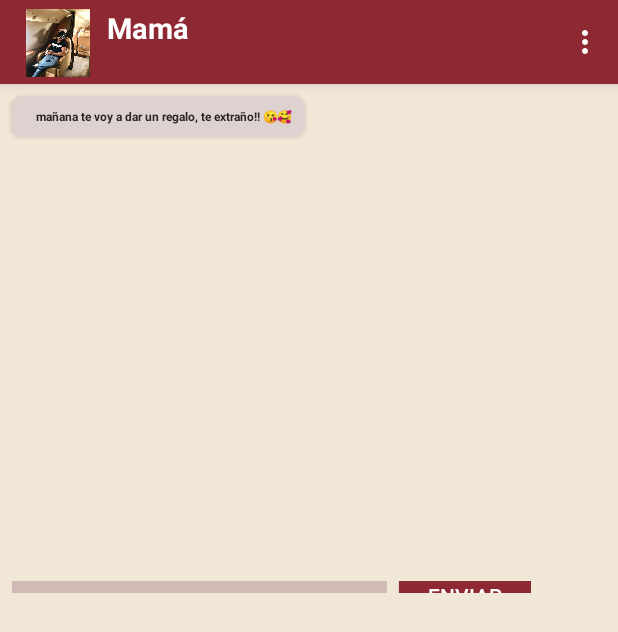
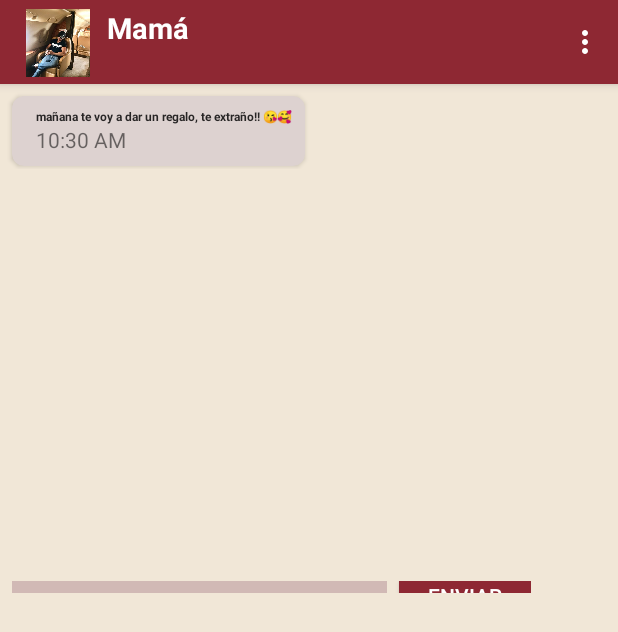
Before and after one commit to anjeprol/MyChatUtils, an Android app: the screen it shows after launch (ConversationActivity), after a tap on "Mamá", on a phone screen of 412 x 824 dp. Shown: the top 632 px of the screen. Run offline under Robolectric (Android 15) with nearby library versions, the phone set to English and light mode, and no system bars.

Commit message:
added function to get hour from system and added to UI

```diff
--- a/app/src/main/java/com/addv/mychatutils/ConversationActivity.java
+++ b/app/src/main/java/com/addv/mychatutils/ConversationActivity.java
@@ -56,6 +56,8 @@ public class ConversationActivity extends AppCompatActivity implements View.OnCl
         Toolbar toolbar = findViewById(R.id.toolbar);
         scrollView = findViewById(R.id.sly_texts);
         avatar = findViewById(R.id.avatar);
+        TextView tv_hr00 = findViewById(R.id.hr_received00);
+        tv_hr00.setText(getTime());
         mLy_messages = findViewById(R.id.ly_content_messages);
         mSend_bt = findViewById(R.id.send);
         params = (LinearLayout.LayoutParams) mLy_messages.getLayoutParams();
@@ -189,7 +191,7 @@ public class ConversationActivity extends AppCompatActivity implements View.OnCl
     }
 
     private final String getTime() {
-        SimpleDateFormat sdf = new SimpleDateFormat("hh:mm");
+        SimpleDateFormat sdf = new SimpleDateFormat("hh:mm aaa");
         String time = sdf.format(new Date());
         return time;
     }
--- a/app/src/main/res/layout/activity_conversation.xml
+++ b/app/src/main/res/layout/activity_conversation.xml
@@ -97,6 +97,14 @@
                         android:textColor="@color/tx_color"
                         android:textSize="@dimen/text_size_title"
                         android:textStyle="bold" />
+                    <TextView
+                        android:id="@+id/hr_received00"
+                        android:layout_width="wrap_content"
+                        android:layout_height="wrap_content"
+                        android:text="00:00"
+                        android:layout_marginLeft="@dimen/margin_sides"
+                        android:layout_gravity="left"
+                        />
 
                 </LinearLayout>
 
```
